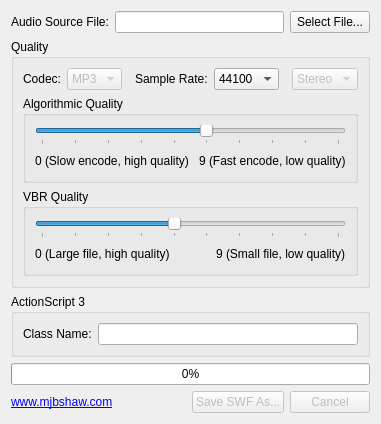
First picture: the form in SWF MP3 Looper/SwfMp3Looper.ui, repository mjbshaw/SWF-MP3-Looper, before the edit.
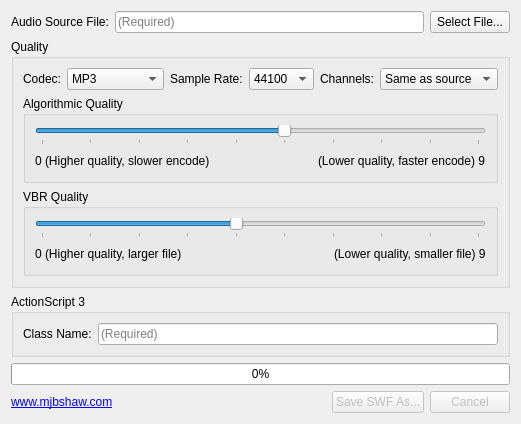
Second picture: the form after the edit.

Commit message:
Support PCM, mono, and same-as-source
Also modify some text to help the UI feel more natural

Diff of the .ui file:
```diff
--- a/SWF MP3 Looper/SwfMp3Looper.ui
+++ b/SWF MP3 Looper/SwfMp3Looper.ui
@@ -6,7 +6,7 @@
    <rect>
     <x>0</x>
     <y>0</y>
-    <width>381</width>
+    <width>474</width>
     <height>405</height>
    </rect>
   </property>
@@ -24,7 +24,11 @@
       </widget>
      </item>
      <item>
-      <widget class="QLineEdit" name="sourceFileLineEdit"/>
+      <widget class="QLineEdit" name="sourceFileLineEdit">
+       <property name="placeholderText">
+        <string>(Required)</string>
+       </property>
+      </widget>
      </item>
      <item>
       <widget class="QPushButton" name="selectFileButton">
@@ -52,14 +56,16 @@
         </item>
         <item>
          <widget class="QComboBox" name="codecComboBox">
-          <property name="enabled">
-           <bool>false</bool>
-          </property>
           <item>
            <property name="text">
             <string>MP3</string>
            </property>
           </item>
+          <item>
+           <property name="text">
+            <string>Raw (16-bit)</string>
+           </property>
+          </item>
          </widget>
         </item>
         <item>
@@ -117,22 +123,36 @@
           </property>
          </spacer>
         </item>
+        <item>
+         <widget class="QLabel" name="label_4">
+          <property name="text">
+           <string>Channels:</string>
+          </property>
+         </widget>
+        </item>
         <item>
          <widget class="QComboBox" name="channelsComboBox">
-          <property name="enabled">
-           <bool>false</bool>
-          </property>
+          <item>
+           <property name="text">
+            <string>Same as source</string>
+           </property>
+          </item>
           <item>
            <property name="text">
             <string>Stereo</string>
            </property>
           </item>
+          <item>
+           <property name="text">
+            <string>Mono</string>
+           </property>
+          </item>
          </widget>
         </item>
        </layout>
       </item>
       <item>
-       <widget class="QGroupBox" name="groupBox_2">
+       <widget class="QGroupBox" name="algorithmQualityGroup">
         <property name="title">
          <string>Algorithmic Quality</string>
         </property>
@@ -158,7 +178,7 @@
            <item>
             <widget class="QLabel" name="label_5">
              <property name="text">
-              <string>0 (Slow encode, high quality)</string>
+              <string>0 (Higher quality, slower encode)</string>
              </property>
             </widget>
            </item>
@@ -178,7 +198,7 @@
            <item>
             <widget class="QLabel" name="label_6">
              <property name="text">
-              <string>9 (Fast encode, low quality)</string>
+              <string>(Lower quality, faster encode) 9</string>
              </property>
             </widget>
            </item>
@@ -188,7 +208,7 @@
        </widget>
       </item>
       <item>
-       <widget class="QGroupBox" name="groupBox_3">
+       <widget class="QGroupBox" name="vbrQualityGroup">
         <property name="title">
          <string>VBR Quality</string>
         </property>
@@ -214,7 +234,7 @@
            <item>
             <widget class="QLabel" name="label_8">
              <property name="text">
-              <string>0 (Large file, high quality)</string>
+              <string>0 (Higher quality, larger file)</string>
              </property>
             </widget>
            </item>
@@ -234,7 +254,7 @@
            <item>
             <widget class="QLabel" name="label_9">
              <property name="text">
-              <string>9 (Small file, low quality)</string>
+              <string>(Lower quality, smaller file) 9</string>
              </property>
             </widget>
            </item>
@@ -266,7 +286,11 @@
       <item>
        <layout class="QVBoxLayout" name="verticalLayout2">
         <item>
-         <widget class="QLineEdit" name="classNameLineEdit"/>
+         <widget class="QLineEdit" name="classNameLineEdit">
+          <property name="placeholderText">
+           <string>(Required)</string>
+          </property>
+         </widget>
         </item>
        </layout>
       </item>
```
The commit also changes 8 other files.
